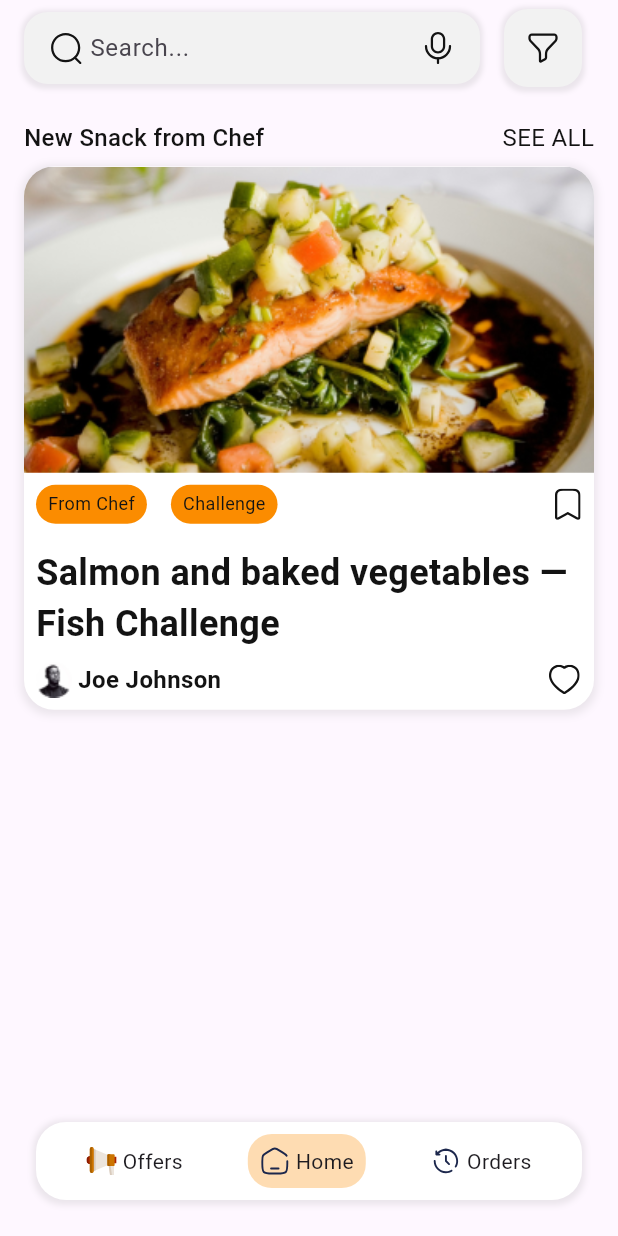
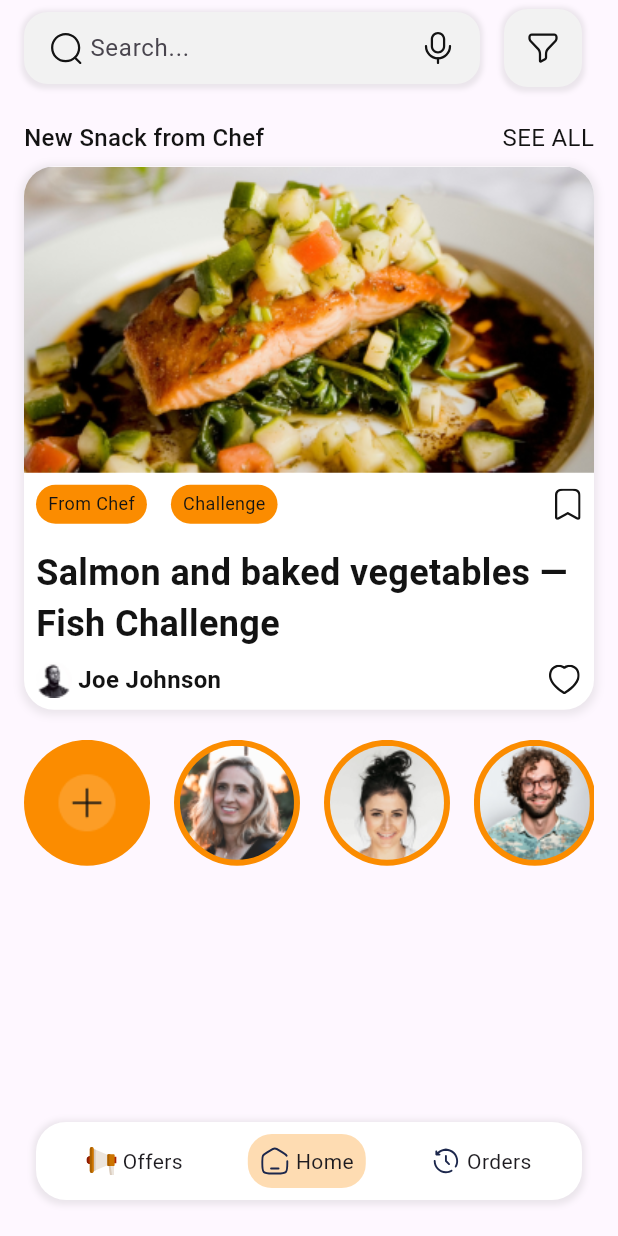
Before and after one commit to shakiz/snack_time_app, a Flutter app: the HomePage screen opened by its route, on a phone screen of 412 x 824 dp. Run offline on Flutter 3.47's test engine with Material 3 defaults, Android fonts, the phone set to English and light mode, and no system bars; our stand-ins replace dots_indicator, flutter_svg, get.

Commit message:
Add user story section in home

```diff
--- a/lib/constants/ConstantValues.dart
+++ b/lib/constants/ConstantValues.dart
@@ -1,4 +1,5 @@
 class ConstantValues{
+  static const double Radius_42 = 42;
   static const double Radius_20 = 20;
   static const double Radius_8 = 8;
   static const double Radius_16 = 16;
--- /dev/null
+++ b/lib/data/model/UserStory.dart
@@ -0,0 +1,6 @@
+class UserStory {
+  int userId;
+  String userAvatarUrl;
+
+  UserStory(this.userId, this.userAvatarUrl);
+}
--- a/lib/features/home/HomePage.dart
+++ b/lib/features/home/HomePage.dart
@@ -95,6 +95,42 @@ class _MyHomePageState extends State<HomePage> {
                     height: ConstantValues.Margin_8,
                   ),
                   CommonSnackItem(snackItem: homeVIewModel.getNewAddedItem()),
+                  const SizedBox(
+                    height: ConstantValues.Margin_20,
+                  ),
+                  Padding(
+                    padding: const EdgeInsets.only(
+                        left: ConstantValues.Padding_16,
+                        right: ConstantValues.Padding_16),
+                    child: SizedBox(
+                      height: 84,
+                      child: ListView.builder(
+                          scrollDirection: Axis.horizontal,
+                          shrinkWrap: true,
+                          itemCount: homeVIewModel.getUserStory().length,
+                          itemBuilder: (context, index) {
+                            return Container(
+                              decoration: const BoxDecoration(
+                                borderRadius: BorderRadius.all(
+                                    Radius.circular(ConstantValues.Radius_42)),
+                                color: AppColors.colorPrimary,
+                              ),
+                              child: ClipRRect(
+                                  borderRadius: const BorderRadius.all(
+                                      Radius.circular(
+                                          ConstantValues.Radius_42)),
+                                  child: Image(
+                                    image: AssetImage(homeVIewModel
+                                        .getUserStory()[index]
+                                        .userAvatarUrl),
+                                  )),
+                            )
+                                .withPadding(ConstantValues.Padding_4)
+                                .withMarginSeparate(
+                                    0, ConstantValues.Margin_16, 0, 0);
+                          }),
+                    ),
+                  )
                 ],
               ),
             ),
--- a/lib/features/home/HomeViewModel.dart
+++ b/lib/features/home/HomeViewModel.dart
@@ -1,6 +1,7 @@
 import 'package:flutter/cupertino.dart';
 import 'package:pathao_app/data/model/SnackItem.dart';
 
+import '../../data/model/UserStory.dart';
 import '../../gen/assets.gen.dart';
 
 class HomeVIewModel extends ChangeNotifier {
@@ -16,4 +17,14 @@ class HomeVIewModel extends ChangeNotifier {
         "Joe Johnson",
         Assets.images.icDummyUser.path);
   }
+
+  List<UserStory> getUserStory() {
+    List<UserStory> userStoryList = [
+      UserStory(0, Assets.icons.icAddStory.path),
+      UserStory(1, Assets.images.icStoryUser1.path),
+      UserStory(2, Assets.images.icStoryUser2.path),
+      UserStory(3, Assets.images.icStoryUser3.path),
+    ];
+    return userStoryList;
+  }
 }
--- a/lib/gen/assets.gen.dart
+++ b/lib/gen/assets.gen.dart
@@ -11,6 +11,10 @@ import 'package:flutter/widgets.dart';
 
 class $AssetsIconsGen {
   const $AssetsIconsGen();
+
+  /// File path: assets/icons/ic_add_story.png
+  AssetGenImage get icAddStory =>
+      const AssetGenImage('assets/icons/ic_add_story.png');
 
   /// File path: assets/icons/ic_bookmark.svg
   String get icBookmark => 'assets/icons/ic_bookmark.svg';
@@ -40,8 +44,8 @@ class $AssetsIconsGen {
   String get icVoice => 'assets/icons/ic_voice.svg';
 
   /// List of all assets
-  List<String> get values =>
-      [
+  List<dynamic> get values => [
+        icAddStory,
         icBookmark,
         icCampaign,
         icFilter,
```
Also changed, not shown: assets/icons/ic_add_story.png (added).
